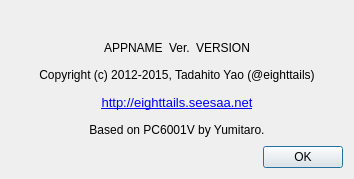
Old version of the form src/Qt/aboutdialog.ui in the repository eighttails/PC6001VX.
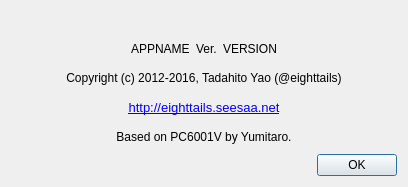
New version of the form. Icons and pictures are not drawn.

Commit message: Copyrightを修正

Diff of the .ui file:
```diff
--- a/src/Qt/aboutdialog.ui
+++ b/src/Qt/aboutdialog.ui
@@ -6,8 +6,8 @@
    <rect>
     <x>0</x>
     <y>0</y>
-    <width>354</width>
-    <height>179</height>
+    <width>408</width>
+    <height>187</height>
    </rect>
   </property>
   <property name="windowTitle">
@@ -117,7 +117,7 @@
    <item>
     <widget class="QLabel" name="labelCopyright">
      <property name="text">
-      <string>Copyright (c) 2012-2015, Tadahito Yao (@eighttails)</string>
+      <string>Copyright (c) 2012-2016, Tadahito Yao (@eighttails)</string>
      </property>
      <property name="alignment">
       <set>Qt::AlignCenter</set>
```
